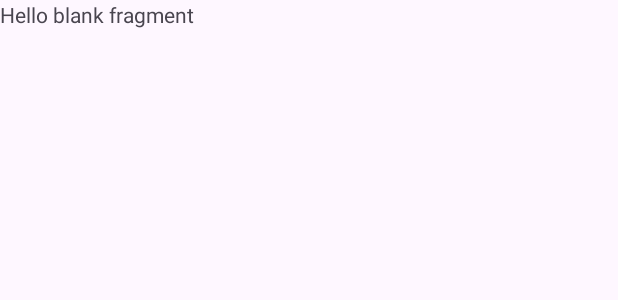
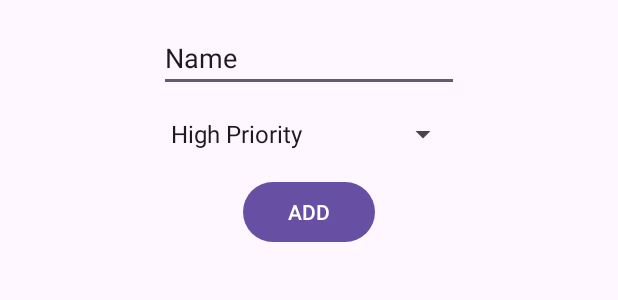
Before and after one commit to geisonbruno/To-do-list, an Android app: the layout fragment_add.xml on its own in the app's theme, with its tools: preview values and no code run, on a phone screen of 412 x 824 dp. Shown: the top 300 px of the screen. Run offline under Robolectric (Android 15) with nearby library versions, the phone set to English and light mode, and no system bars.

Commit message:
feat: Created screen to add tasks

```diff
--- a/app/src/main/java/com/example/to_do/database/TaskDatabase.kt
+++ b/app/src/main/java/com/example/to_do/database/TaskDatabase.kt
@@ -20,7 +20,7 @@ abstract class TaskDatabase: RoomDatabase() {
                     instance = Room.databaseBuilder(
                         context.applicationContext,
                         TaskDatabase::class.java,
-                        name = "task_database"
+                        "task_database"
                     ).fallbackToDestructiveMigration()
                         .build()
                     INSTANCE = instance
--- a/app/src/main/java/com/example/to_do/ui/task/TaskFragment.kt
+++ b/app/src/main/java/com/example/to_do/ui/task/TaskFragment.kt
@@ -14,7 +14,6 @@ import com.example.to_do.viewmodel.TaskViewModel
 class TaskFragment : Fragment() {
 
     private val viewModel: TaskViewModel by viewModels()
-    private lateinit var adapter: TaskAdapter
 
     override fun onCreateView(
         inflater: LayoutInflater, container: ViewGroup?,
@@ -25,8 +24,6 @@ class TaskFragment : Fragment() {
 
         binding.apply {
 
-            binding.recyclerView.adapter = adapter
-
             floatingActionButton.setOnClickListener {
                 findNavController().navigate(R.id.action_taskFragment_to_addFragment)
             }
--- a/app/src/main/res/layout/fragment_add.xml
+++ b/app/src/main/res/layout/fragment_add.xml
@@ -1,14 +1,52 @@
 <?xml version="1.0" encoding="utf-8"?>
-<FrameLayout xmlns:android="http://schemas.android.com/apk/res/android"
-    xmlns:tools="http://schemas.android.com/tools"
-    android:layout_width="match_parent"
-    android:layout_height="match_parent"
-    tools:context=".ui.add.AddFragment">
+<layout xmlns:android="http://schemas.android.com/apk/res/android"
+    xmlns:app="http://schemas.android.com/apk/res-auto"
+    xmlns:tools="http://schemas.android.com/tools">
 
-    <!-- TODO: Update blank fragment layout -->
-    <TextView
+    <data>
+
+    </data>
+
+    <androidx.constraintlayout.widget.ConstraintLayout
         android:layout_width="match_parent"
         android:layout_height="match_parent"
-        android:text="@string/hello_blank_fragment" />
+        tools:context=".ui.add.AddFragment">
 
-</FrameLayout>
+
+        <EditText
+            android:id="@+id/edt_task"
+            android:layout_width="200dp"
+            android:layout_height="wrap_content"
+            android:layout_marginTop="16dp"
+            android:ems="10"
+            android:hint="Enter Task"
+            android:inputType="text"
+            android:text="Name"
+            app:layout_constraintEnd_toEndOf="parent"
+            app:layout_constraintHorizontal_bias="0.5"
+            app:layout_constraintStart_toStartOf="parent"
+            app:layout_constraintTop_toTopOf="parent" />
+
+        <Spinner
+            android:id="@+id/spinner"
+            android:layout_width="200dp"
+            android:layout_height="wrap_content"
+            android:layout_marginTop="16dp"
+            android:entries="@array/priorities"
+            app:layout_constraintEnd_toEndOf="parent"
+            app:layout_constraintHorizontal_bias="0.5"
+            app:layout_constraintStart_toStartOf="parent"
+            app:layout_constraintTop_toBottomOf="@+id/edt_task" />
+
+        <Button
+            android:id="@+id/btn_add"
+            android:layout_width="wrap_content"
+            android:layout_height="wrap_content"
+            android:layout_marginTop="16dp"
+            android:text="ADD"
+            app:layout_constraintEnd_toEndOf="parent"
+            app:layout_constraintHorizontal_bias="0.5"
+            app:layout_constraintStart_toStartOf="parent"
+            app:layout_constraintTop_toBottomOf="@+id/spinner" />
+    </androidx.constraintlayout.widget.ConstraintLayout>
+</layout>
--- a/app/src/main/res/values/strings.xml
+++ b/app/src/main/res/values/strings.xml
@@ -1,5 +1,9 @@
 <resources>
     <string name="app_name">to-do</string>
-    <!-- TODO: Remove or change this placeholder text -->
     <string name="hello_blank_fragment">Hello blank fragment</string>
+    <string-array name="priorities">
+        <item>High Priority</item>
+        <item>Medium Priority</item>
+        <item>Low Priority</item>
+    </string-array>
 </resources>
--- a/build.gradle.kts
+++ b/build.gradle.kts
@@ -2,5 +2,4 @@
 plugins {
     id("com.android.application") version "8.1.2" apply false
     id("org.jetbrains.kotlin.android") version "1.9.22" apply false
-
 }
```
Also changed, not shown: app/build.gradle.kts (+26 -34 lines), app/src/main/java/com/example/to_do/ui/add/AddFragment.kt (+38 -40 lines).
